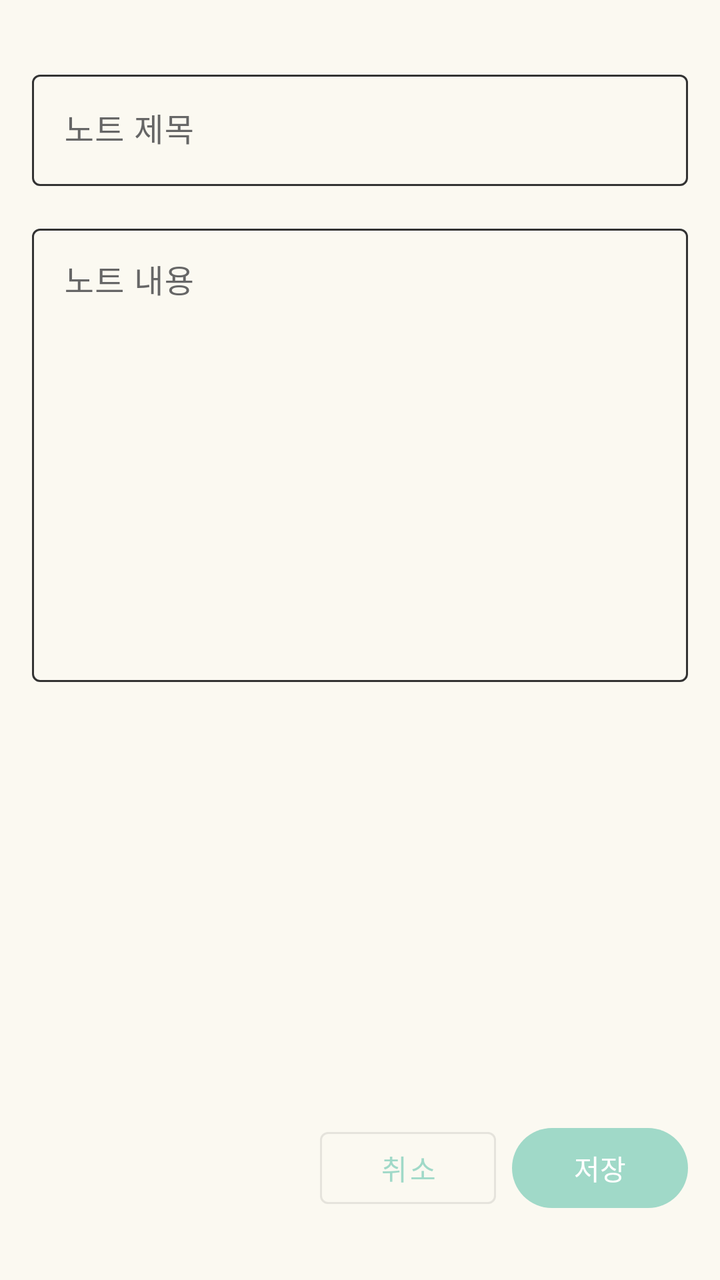
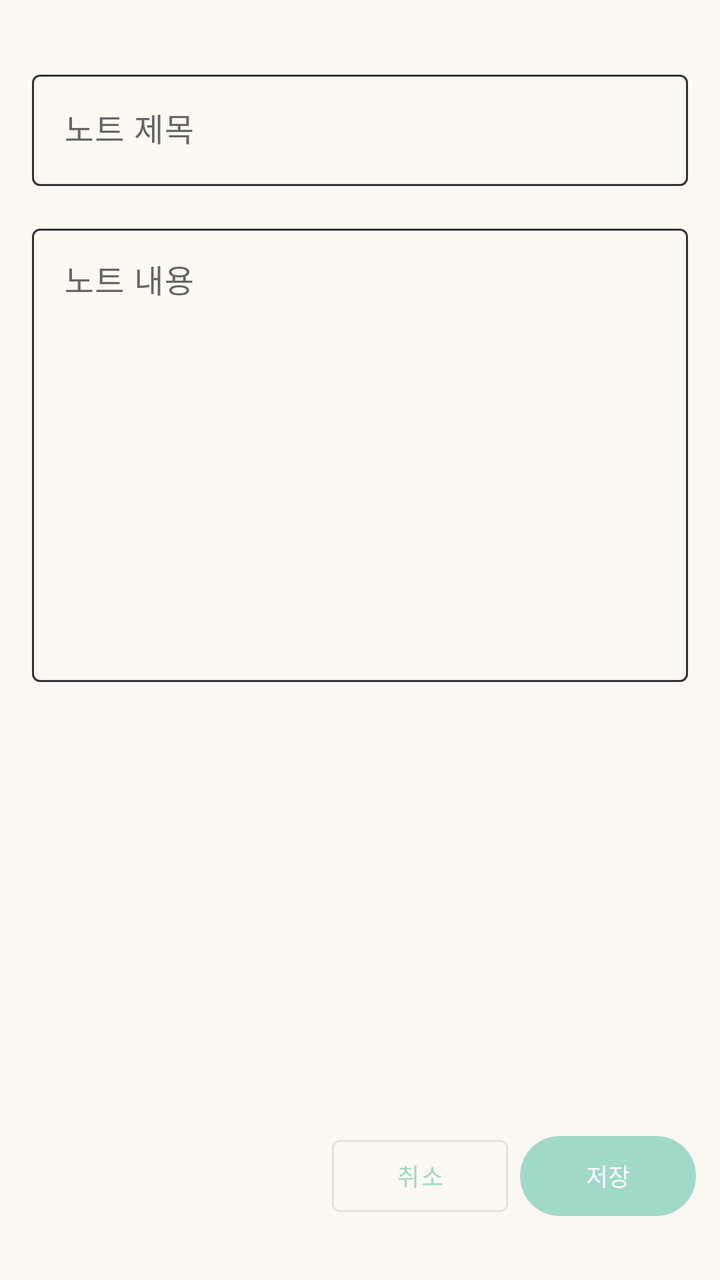

Screens rendered from an Android XML layout before and after an edit, with the pre-edit source and the edit as a unified diff.
<!-- AndroidManifest.xml: application theme Theme.ToDoNote -->
<!-- res/layout/fragment_note_edit.xml -->
<?xml version="1.0" encoding="utf-8"?>
<androidx.constraintlayout.widget.ConstraintLayout xmlns:android="http://schemas.android.com/apk/res/android"
    xmlns:app="http://schemas.android.com/apk/res-auto"
    android:layout_width="match_parent"
    android:layout_height="match_parent"
    android:background="@color/color_background"
    android:paddingTop="16dp"
    android:paddingBottom="16dp">

    
    <LinearLayout
        android:id="@+id/button_container"
        android:layout_width="0dp"
        android:layout_height="wrap_content"
        android:orientation="horizontal"
        android:padding="16dp"
        android:gravity="end"
        app:layout_constraintBottom_toBottomOf="parent"
        app:layout_constraintEnd_toEndOf="parent"
        app:layout_constraintStart_toStartOf="parent">

        
        <com.google.android.material.button.MaterialButton
            android:id="@+id/btn_cancel"
            android:layout_width="wrap_content"
            android:layout_height="wrap_content"
            android:layout_marginEnd="8dp"
            android:text="취소"
            style="@style/Widget.MaterialComponents.Button.OutlinedButton" />

        
        <com.google.android.material.button.MaterialButton
            android:id="@+id/btn_delete"
            android:layout_width="wrap_content"
            android:layout_height="wrap_content"
            android:layout_marginEnd="8dp"
            android:text="삭제"
            android:visibility="gone"
            app:backgroundTint="@android:color/holo_red_dark" />

        
        <com.google.android.material.button.MaterialButton
            android:id="@+id/btn_lock"
            android:layout_width="wrap_content"
            android:layout_height="wrap_content"
            android:layout_marginEnd="8dp"
            android:text="잠금"
            android:visibility="gone"
            style="@style/Widget.MaterialComponents.Button.OutlinedButton" />

        
        <com.google.android.material.button.MaterialButton
            android:id="@+id/btn_save"
            android:layout_width="wrap_content"
            android:layout_height="wrap_content"
            android:text="저장"
            app:backgroundTint="@color/color_primary" />

    </LinearLayout>

    <androidx.core.widget.NestedScrollView
        android:id="@+id/scroll_view"
        android:layout_width="0dp"
        android:layout_height="0dp"
        app:layout_constraintBottom_toTopOf="@id/button_container"
        app:layout_constraintEnd_toEndOf="parent"
        app:layout_constraintStart_toStartOf="parent"
        app:layout_constraintTop_toTopOf="parent">

        <LinearLayout
            android:layout_width="match_parent"
            android:layout_height="wrap_content"
            android:orientation="vertical"
            android:padding="16dp"
            android:paddingBottom="16dp">

            
            <com.google.android.material.textfield.TextInputLayout
                android:id="@+id/title_layout"
                android:layout_width="match_parent"
                android:layout_height="wrap_content"
                android:hint="노트 제목"
                app:boxBackgroundMode="outline">

                <com.google.android.material.textfield.TextInputEditText
                    android:id="@+id/et_note_title"
                    android:layout_width="match_parent"
                    android:layout_height="wrap_content"
                    android:inputType="text"
                    android:maxLines="1" />
            </com.google.android.material.textfield.TextInputLayout>

            
            <com.google.android.material.textfield.TextInputLayout
                android:id="@+id/content_layout"
                android:layout_width="match_parent"
                android:layout_height="wrap_content"
                android:hint="노트 내용"
                android:layout_marginTop="16dp"
                app:boxBackgroundMode="outline">

                <com.google.android.material.textfield.TextInputEditText
                    android:id="@+id/et_note_content"
                    android:layout_width="match_parent"
                    android:layout_height="wrap_content"
                    android:gravity="top|start"
                    android:inputType="textMultiLine"
                    android:minLines="10"
                    android:scrollbars="vertical" />
            </com.google.android.material.textfield.TextInputLayout>

        </LinearLayout>

    </androidx.core.widget.NestedScrollView>

</androidx.constraintlayout.widget.ConstraintLayout>
<!-- resources referenced by this layout -->
<resources>
  <color name="color_background">#FBF9F1</color>
  <color name="color_primary">#A0D9C8</color>
  <style name="Theme.ToDoNote" parent="Base.Theme.ToDoNote" />
  <style name="Base.Theme.ToDoNote" parent="Theme.Material3.DayNight.NoActionBar">
          
          <item name="colorPrimary">@color/color_primary</item>
          <item name="colorPrimaryDark">@color/color_primary_dark</item>
          <item name="colorPrimaryVariant">@color/color_primary_light</item>
          
          
          <item name="colorSecondary">@color/color_secondary</item>
          <item name="colorSecondaryVariant">@color/color_secondary_dark</item>
          
          
          <item name="android:colorBackground">@color/color_background</item>
          <item name="colorSurface">@color/color_surface</item>
          
          
          <item name="android:textColorPrimary">@color/color_text_dark</item>
          <item name="android:textColorSecondary">@color/color_text_medium</item>
          <item name="colorOnPrimary">@color/white</item>
          <item name="colorOnSecondary">@color/color_text_dark</item>
          <item name="colorOnBackground">@color/color_text_dark</item>
          <item name="colorOnSurface">@color/color_text_dark</item>
          <item name="colorOnSurfaceVariant">@color/color_text_medium</item>
          
          
          <item name="colorAccent">@color/color_accent</item>
          
          
          <item name="colorOutline">@color/color_outline</item>
          
          
          <item name="android:statusBarColor">@android:color/black</item>
          <item name="android:windowLightStatusBar">false</item>
      </style>
  <color name="color_primary_dark">#7DB8A5</color>
  <color name="color_primary_light">#C8E8DC</color>
  <color name="color_secondary">#F0D5C9</color>
  <color name="color_secondary_dark">#E0B5A3</color>
  <color name="color_surface">#FFFFFF</color>
  <color name="color_text_dark">#444444</color>
  <color name="color_text_medium">#666666</color>
  <color name="white">#FFFFFFFF</color>
  <color name="color_accent">#FFEB9E</color>
  <color name="color_outline">#333333</color>
</resources>

<!-- the commit's change to res/layout/fragment_note_edit.xml (unified diff, before → after) -->
@@ -13,8 +13,8 @@
         android:layout_width="0dp"
         android:layout_height="wrap_content"
         android:orientation="horizontal"
-        android:padding="16dp"
-        android:gravity="end"
+        android:padding="12dp"
+        android:gravity="end|center_vertical"
         app:layout_constraintBottom_toBottomOf="parent"
         app:layout_constraintEnd_toEndOf="parent"
         app:layout_constraintStart_toStartOf="parent">
@@ -24,8 +24,11 @@
             android:id="@+id/btn_cancel"
             android:layout_width="wrap_content"
             android:layout_height="wrap_content"
-            android:layout_marginEnd="8dp"
+            android:layout_marginEnd="6dp"
             android:text="취소"
+            android:textSize="12sp"
+            android:paddingStart="12dp"
+            android:paddingEnd="12dp"
             style="@style/Widget.MaterialComponents.Button.OutlinedButton" />
 
         
@@ -33,8 +36,11 @@
             android:id="@+id/btn_delete"
             android:layout_width="wrap_content"
             android:layout_height="wrap_content"
-            android:layout_marginEnd="8dp"
+            android:layout_marginEnd="6dp"
             android:text="삭제"
+            android:textSize="12sp"
+            android:paddingStart="12dp"
+            android:paddingEnd="12dp"
             android:visibility="gone"
             app:backgroundTint="@android:color/holo_red_dark" />
 
@@ -45,8 +51,12 @@
             android:layout_height="wrap_content"
             android:layout_marginEnd="8dp"
             android:text="잠금"
+            android:textSize="12sp"
+            android:paddingStart="12dp"
+            android:paddingEnd="12dp"
             android:visibility="gone"
-            style="@style/Widget.MaterialComponents.Button.OutlinedButton" />
+            app:backgroundTint="#FFC107"
+            app:strokeWidth="0dp" />
 
         
         <com.google.android.material.button.MaterialButton
@@ -54,6 +64,9 @@
             android:layout_width="wrap_content"
             android:layout_height="wrap_content"
             android:text="저장"
+            android:textSize="12sp"
+            android:paddingStart="12dp"
+            android:paddingEnd="12dp"
             app:backgroundTint="@color/color_primary" />
 
     </LinearLayout>
